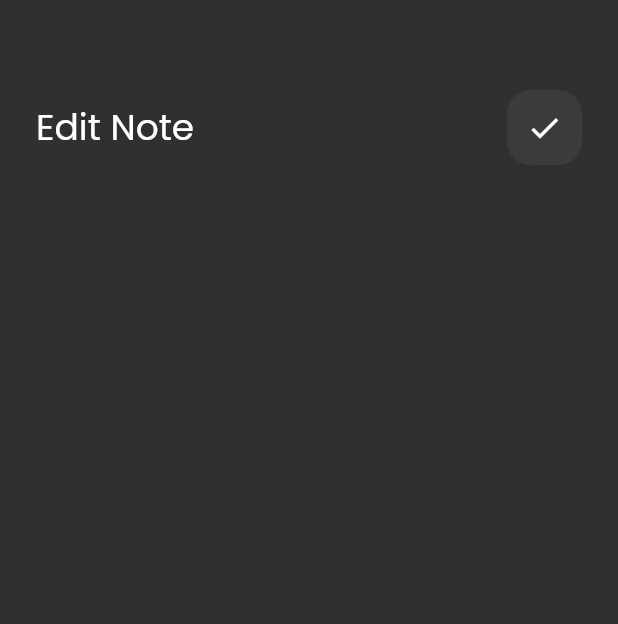
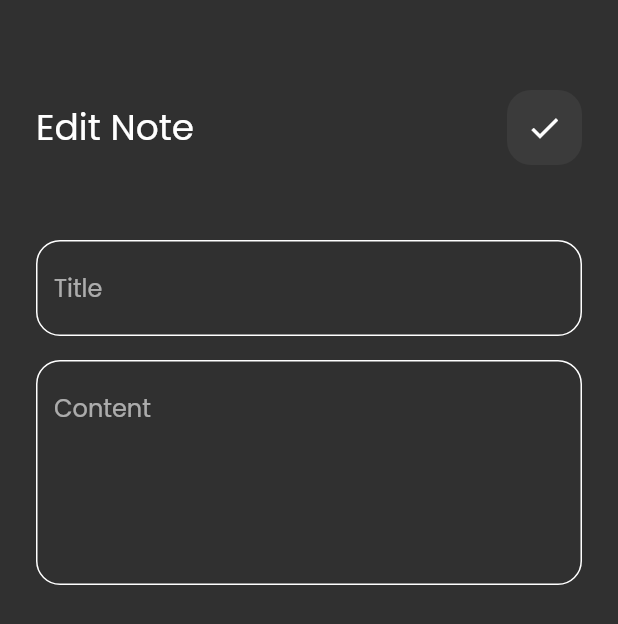
Before and after one commit to AbdBrkhsk/notes_app, a Flutter app: the EditNoteView screen opened directly, on a phone screen of 412 x 824 dp. Shown: the top 624 px of the screen. Run offline on Flutter 3.47's test engine with Material 2 defaults, Android fonts, the phone set to English and light mode, and no system bars; our stand-ins replace font_awesome_flutter.

Commit message:
add custom text field to edit note view

```diff
--- a/lib/views/edit_note_view.dart
+++ b/lib/views/edit_note_view.dart
@@ -8,7 +8,7 @@ class EditNoteView extends StatelessWidget {
 
   @override
   Widget build(BuildContext context) {
-    return Scaffold(
+    return const Scaffold(
       body: EditNoteViewBody(),
     );
   }
--- a/lib/views/widgets/edit_note_view_body.dart
+++ b/lib/views/widgets/edit_note_view_body.dart
@@ -1,6 +1,7 @@
 import 'package:flutter/material.dart';
 import 'package:flutter/src/widgets/framework.dart';
 import 'package:flutter/src/widgets/placeholder.dart';
+import 'package:notes_app/views/widgets/custom_text_field.dart';
 
 import 'custom_app_bar.dart';
 
@@ -17,7 +18,14 @@ class EditNoteViewBody extends StatelessWidget {
             height: 60,
           ),
            CustomAppBar(title: 'Edit Note', icon: Icons.check,),
-
+           SizedBox(
+            height: 50,
+          ),
+            CustomTextField(hintText: 'Title'),
+            SizedBox(
+            height: 16,
+          ),
+            CustomTextField(hintText: 'Content', maxLines: 5,)
         ],
       ),
     );
```
